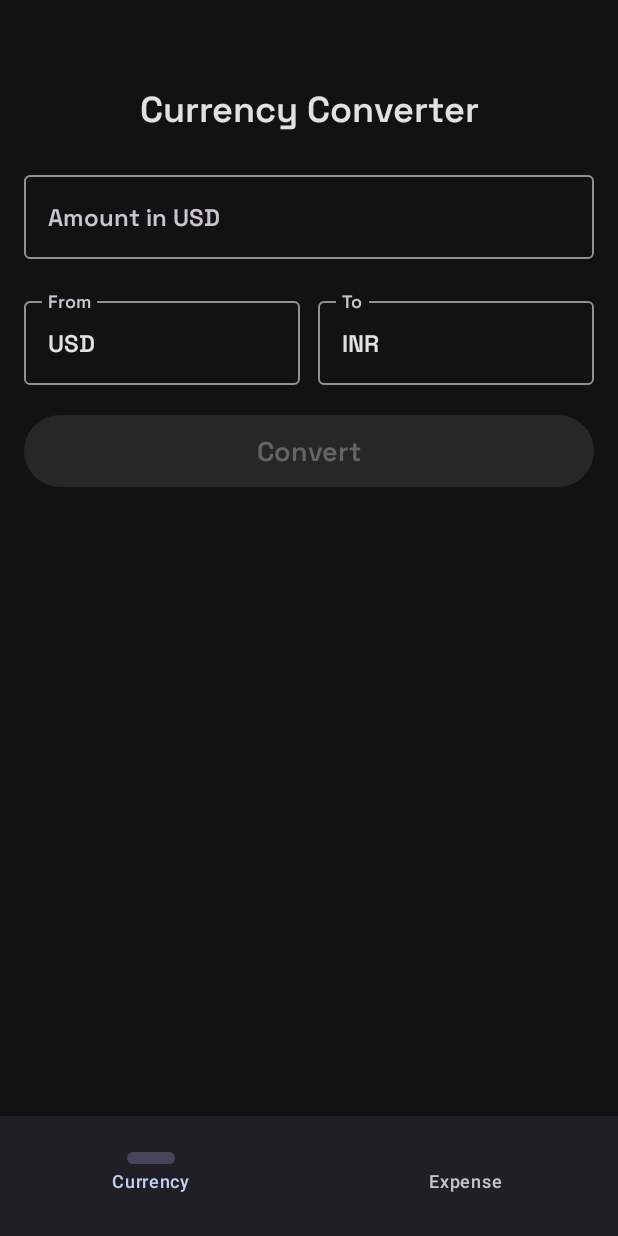
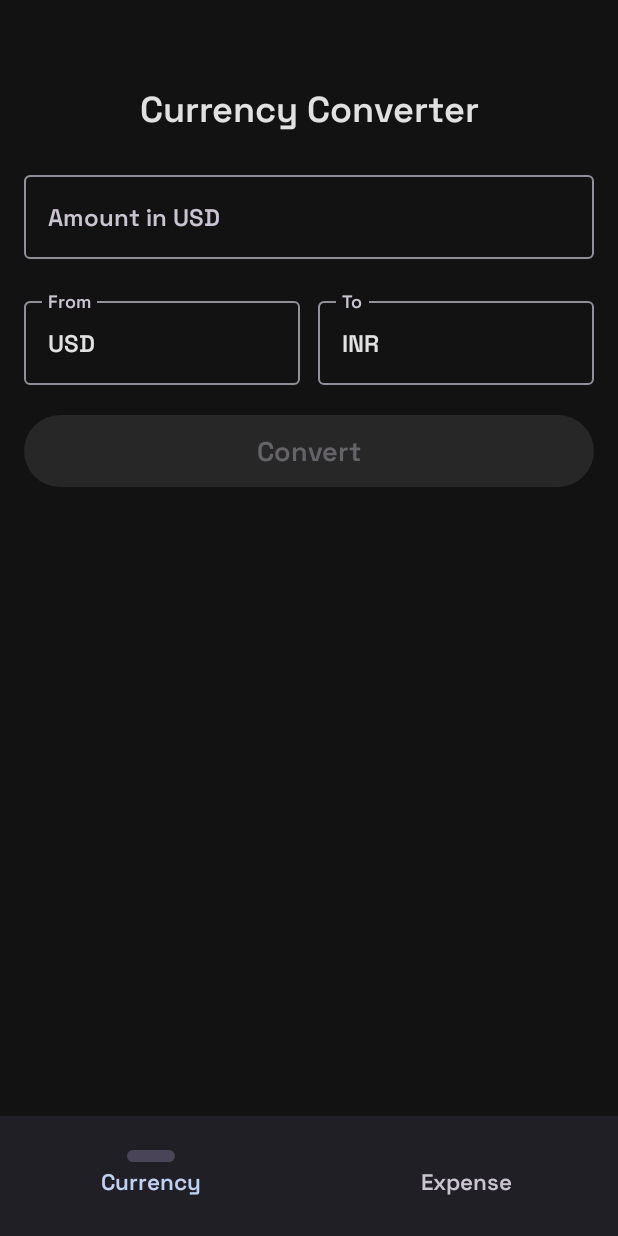
Before and after one commit to ashb155/finapp, an Android app built with Jetpack Compose: the screen it shows after launch (MainActivity), on a phone screen of 412 x 824 dp. Run offline under Robolectric (Android 15) with nearby library versions, the phone set to English and light mode, and no system bars; our stand-ins replace Room's generated code.

Commit message:
UI changes

```diff
--- a/app/src/main/java/com/example/financeapp1/ExpenseScreen.kt
+++ b/app/src/main/java/com/example/financeapp1/ExpenseScreen.kt
@@ -188,7 +188,7 @@ fun ExpenseScreen(
             } else {
                 LazyColumn(
                     modifier = Modifier.fillMaxSize()
-                        .padding(bottom = if (budget != null && budget != 0.0) 170.dp else 90.dp),
+                        .padding(bottom = if (budget != null && budget != 0.0) 160.dp else 90.dp),
                     verticalArrangement = Arrangement.spacedBy(12.dp)
 
                 ) {
--- a/app/src/main/java/com/example/financeapp1/Navigation.kt
+++ b/app/src/main/java/com/example/financeapp1/Navigation.kt
@@ -1,5 +1,6 @@
 package com.example.financeapp
 
+import androidx.compose.material3.MaterialTheme
 import androidx.compose.material3.NavigationBar
 import androidx.compose.material3.NavigationBarItem
 import androidx.compose.material3.Text
@@ -72,7 +73,8 @@ sealed class BottomNavScreen(
             screens.forEach { screen ->
                 NavigationBarItem(
                     icon = {},
-                    label = { Text(screen.title) },
+                    label = { Text(screen.title,
+                        style= MaterialTheme.typography.titleSmall) },
                     selected = currentRoute == screen.route,
                     onClick = {
                         if (currentRoute != screen.route) {
```
